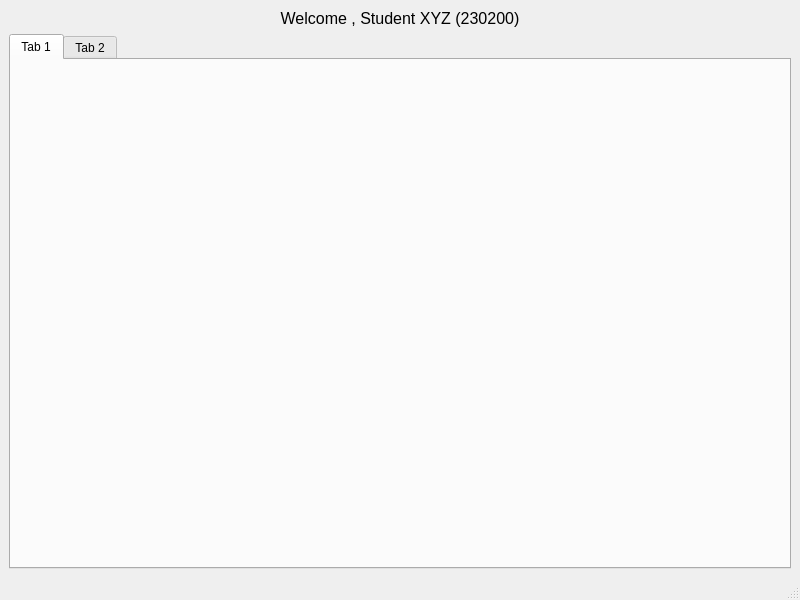
First picture: the form in src/SmartXm-CSEKU/studentmodule.ui, repository KaziRifatMorshed/SmartXm, before the edit.
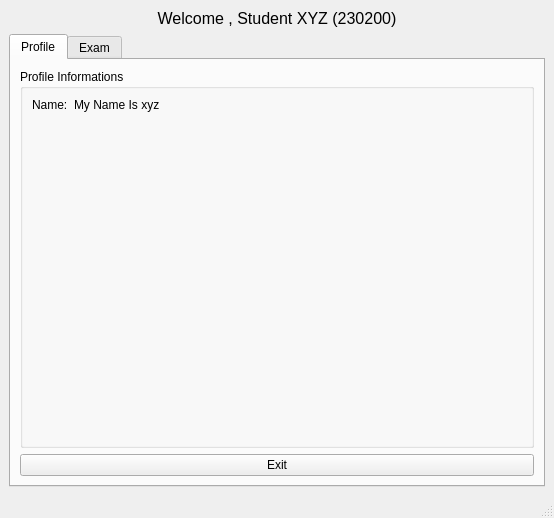
Second picture: the form after the edit.

Diff of the .ui file:
```diff
--- a/src/SmartXm-CSEKU/studentmodule.ui
+++ b/src/SmartXm-CSEKU/studentmodule.ui
@@ -6,8 +6,8 @@
    <rect>
     <x>0</x>
     <y>0</y>
-    <width>800</width>
-    <height>600</height>
+    <width>554</width>
+    <height>518</height>
    </rect>
   </property>
   <property name="windowTitle">
@@ -24,14 +24,49 @@
     </item>
     <item>
      <widget class="QTabWidget" name="MainTabWidget">
-      <widget class="QWidget" name="tab">
+      <property name="currentIndex">
+       <number>0</number>
+      </property>
+      <widget class="QWidget" name="ProfileTab">
        <attribute name="title">
-        <string>Tab 1</string>
+        <string>Profile</string>
        </attribute>
+       <layout class="QVBoxLayout" name="verticalLayout_4">
+        <item>
+         <widget class="QGroupBox" name="profileInfo_groupBox">
+          <property name="title">
+           <string>Profile Informations</string>
+          </property>
+          <layout class="QFormLayout" name="formLayout">
+           <item row="0" column="0">
+            <widget class="QLabel" name="nameColon_label">
+             <property name="text">
+              <string>Name:</string>
+             </property>
+            </widget>
+           </item>
+           <item row="0" column="1">
+            <widget class="QLabel" name="name_label">
+             <property name="text">
+              <string>My Name Is xyz</string>
+             </property>
+            </widget>
+           </item>
+          </layout>
+         </widget>
+        </item>
+        <item>
+         <widget class="QPushButton" name="exitBtn_profileTab_pushButton_2">
+          <property name="text">
+           <string>Exit</string>
+          </property>
+         </widget>
+        </item>
+       </layout>
       </widget>
       <widget class="QWidget" name="tab_2">
        <attribute name="title">
-        <string>Tab 2</string>
+        <string>Exam</string>
        </attribute>
       </widget>
      </widget>
```
Left out of the diff: 32 changed lines with no effect on the pictures.
